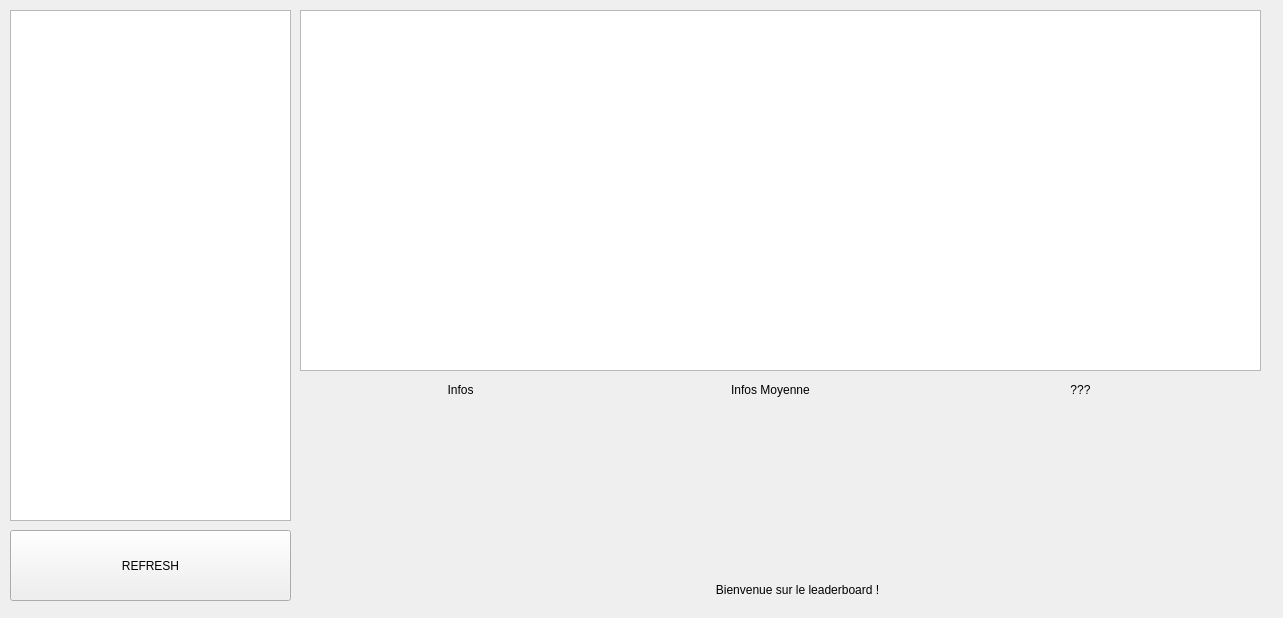
First picture: the form in classement.ui, repository darkruss48/Polar, before the edit.
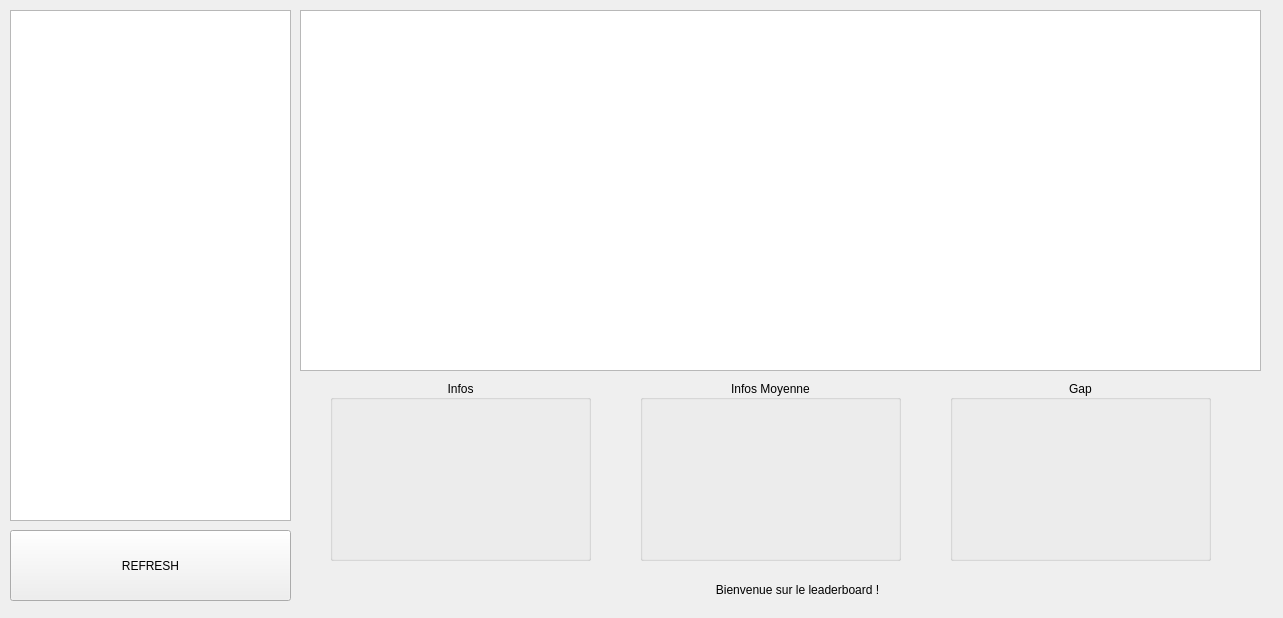
Second picture: the form after the edit.

The edit to the form file:
```diff
--- a/classement.ui
+++ b/classement.ui
@@ -29,82 +29,49 @@
     </sizepolicy>
    </property>
   </widget>
-  <widget class="QLabel" name="label_data">
+  <widget class="QGroupBox" name="group_infos">
    <property name="geometry">
     <rect>
-     <x>340</x>
-     <y>420</y>
-     <width>241</width>
-     <height>141</height>
-    </rect>
-   </property>
-   <property name="text">
-    <string/>
-   </property>
-   <property name="alignment">
-    <set>Qt::AlignmentFlag::AlignLeading|Qt::AlignmentFlag::AlignLeft|Qt::AlignmentFlag::AlignVCenter</set>
-   </property>
-  </widget>
-  <widget class="QLabel" name="label">
-   <property name="geometry">
-    <rect>
-     <x>340</x>
+     <x>330</x>
      <y>380</y>
-     <width>241</width>
-     <height>20</height>
+     <width>261</width>
+     <height>181</height>
     </rect>
    </property>
-   <property name="text">
+   <property name="title">
     <string>Infos</string>
    </property>
    <property name="alignment">
     <set>Qt::AlignmentFlag::AlignCenter</set>
    </property>
   </widget>
-  <widget class="QLabel" name="label_2">
+  <widget class="QGroupBox" name="group_avg">
    <property name="geometry">
     <rect>
-     <x>650</x>
+     <x>640</x>
      <y>380</y>
-     <width>241</width>
-     <height>20</height>
+     <width>261</width>
+     <height>181</height>
     </rect>
    </property>
-   <property name="text">
+   <property name="title">
     <string>Infos Moyenne</string>
    </property>
    <property name="alignment">
     <set>Qt::AlignmentFlag::AlignCenter</set>
    </property>
   </widget>
-  <!-- NEW: zone texte sous "Infos Moyenne" -->
-  <widget class="QLabel" name="label_avg_data">
+  <widget class="QGroupBox" name="group_gap">
    <property name="geometry">
     <rect>
-     <x>650</x>
-     <y>420</y>
-     <width>241</width>
-     <height>141</height>
-    </rect>
-   </property>
-   <property name="text">
-    <string/>
-   </property>
-   <property name="alignment">
-    <set>Qt::AlignLeading|Qt::AlignLeft|Qt::AlignVCenter</set>
-   </property>
-  </widget>
-  <widget class="QLabel" name="label_3">
-   <property name="geometry">
-    <rect>
-     <x>960</x>
+     <x>950</x>
      <y>380</y>
-     <width>241</width>
-     <height>20</height>
+     <width>261</width>
+     <height>181</height>
     </rect>
    </property>
-   <property name="text">
-    <string>???</string>
+   <property name="title">
+    <string>Gap</string>
    </property>
    <property name="alignment">
     <set>Qt::AlignmentFlag::AlignCenter</set>
```
Left out of the diff: 165 changed lines with no effect on the pictures.
